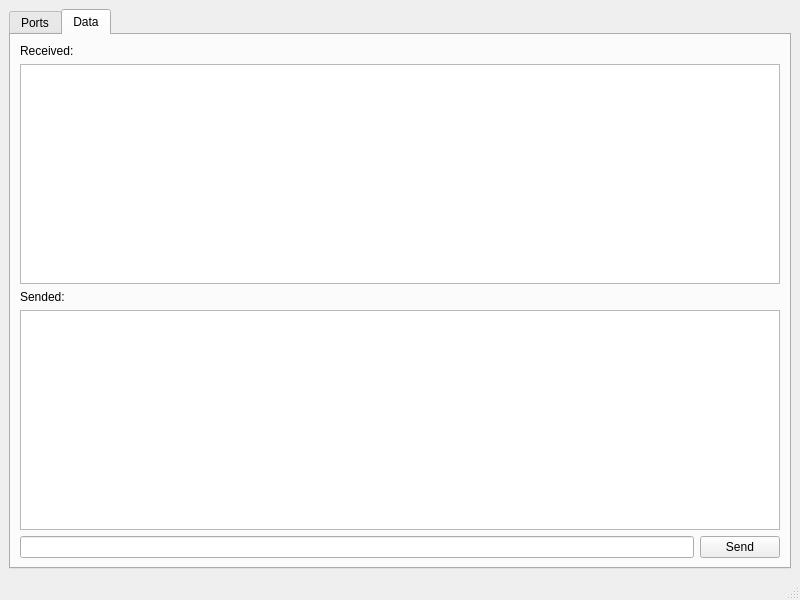
Before: the Qt Designer form mainwindow.ui in wh201906/SerialTest, drawn with Qt 5.
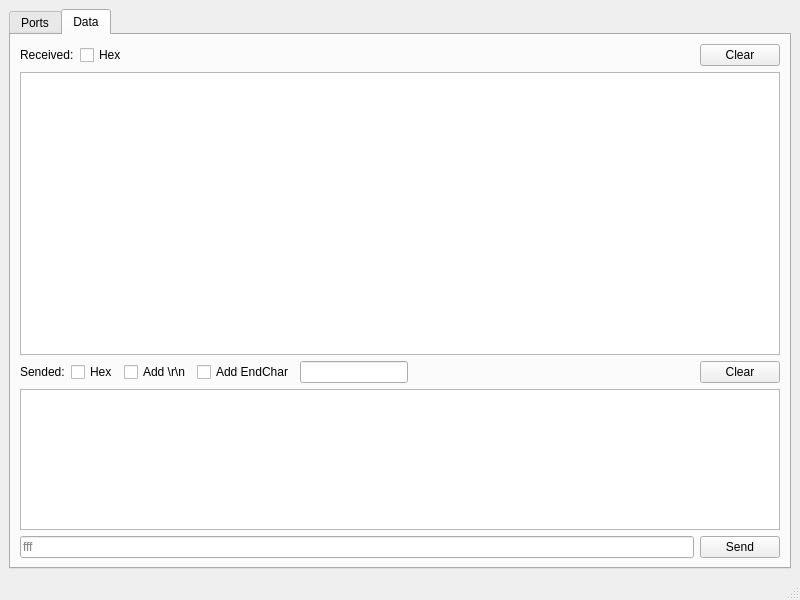
After: the same form once the commit is applied. The open tabs and pages were chosen to show the change.

```diff
--- a/mainwindow.ui
+++ b/mainwindow.ui
@@ -236,14 +236,57 @@
        </attribute>
        <layout class="QVBoxLayout" name="verticalLayout_3">
         <item>
-         <widget class="QLabel" name="label_3">
-          <property name="text">
-           <string>Received:</string>
-          </property>
-         </widget>
+         <layout class="QHBoxLayout" name="horizontalLayout_4">
+          <item>
+           <widget class="QLabel" name="label_3">
+            <property name="text">
+             <string>Received:</string>
+            </property>
+           </widget>
+          </item>
+          <item>
+           <widget class="QCheckBox" name="receivedHexBox">
+            <property name="text">
+             <string>Hex</string>
+            </property>
+           </widget>
+          </item>
+          <item>
+           <spacer name="horizontalSpacer_2">
+            <property name="orientation">
+             <enum>Qt::Horizontal</enum>
+            </property>
+            <property name="sizeHint" stdset="0">
+             <size>
+              <width>40</width>
+              <height>20</height>
+             </size>
+            </property>
+           </spacer>
+          </item>
+          <item>
+           <widget class="QPushButton" name="receivedClearButton">
+            <property name="sizePolicy">
+             <sizepolicy hsizetype="Minimum" vsizetype="Minimum">
+              <horstretch>0</horstretch>
+              <verstretch>0</verstretch>
+             </sizepolicy>
+            </property>
+            <property name="text">
+             <string>Clear</string>
+            </property>
+           </widget>
+          </item>
+         </layout>
         </item>
         <item>
          <widget class="QTextEdit" name="receivedEdit">
+          <property name="sizePolicy">
+           <sizepolicy hsizetype="Expanding" vsizetype="Expanding">
+            <horstretch>0</horstretch>
+            <verstretch>2</verstretch>
+           </sizepolicy>
+          </property>
           <property name="focusPolicy">
            <enum>Qt::NoFocus</enum>
           </property>
@@ -253,14 +296,87 @@
          </widget>
         </item>
         <item>
-         <widget class="QLabel" name="label_4">
-          <property name="text">
-           <string>Sended:</string>
-          </property>
-         </widget>
+         <layout class="QHBoxLayout" name="horizontalLayout_5">
+          <item>
+           <widget class="QLabel" name="label_4">
+            <property name="text">
+             <string>Sended:</string>
+            </property>
+           </widget>
+          </item>
+          <item>
+           <widget class="QCheckBox" name="sendedHexBox">
+            <property name="text">
+             <string>Hex</string>
+            </property>
+           </widget>
+          </item>
+          <item>
+           <widget class="QCheckBox" name="sendedAddCRLFBox">
+            <property name="text">
+             <string>Add \r\n</string>
+            </property>
+           </widget>
+          </item>
+          <item>
+           <widget class="QCheckBox" name="sendedAddEndCharBox">
+            <property name="text">
+             <string>Add EndChar</string>
+            </property>
+           </widget>
+          </item>
+          <item>
+           <widget class="QLineEdit" name="sendedEncCharEdit">
+            <property name="sizePolicy">
+             <sizepolicy hsizetype="Minimum" vsizetype="Fixed">
+              <horstretch>0</horstretch>
+              <verstretch>0</verstretch>
+             </sizepolicy>
+            </property>
+            <property name="maxLength">
+             <number>1</number>
+            </property>
+           </widget>
+          </item>
+          <item>
+           <spacer name="horizontalSpacer_3">
+            <property name="orientation">
+             <enum>Qt::Horizontal</enum>
+            </property>
+            <property name="sizeType">
+             <enum>QSizePolicy::Expanding</enum>
+            </property>
+            <property name="sizeHint" stdset="0">
+             <size>
+              <width>40</width>
+              <height>20</height>
+             </size>
+            </property>
+           </spacer>
+          </item>
+          <item>
+           <widget class="QPushButton" name="sendedButton">
+            <property name="sizePolicy">
+             <sizepolicy hsizetype="Minimum" vsizetype="Minimum">
+              <horstretch>0</horstretch>
+              <verstretch>0</verstretch>
+             </sizepolicy>
+            </property>
+            <property name="text">
+             <string>Clear</string>
+            </property>
+           </widget>
+          </item>
+         </layout>
         </item>
         <item>
          <widget class="QTextEdit" name="sendedEdit">
+          <property name="sizePolicy">
+           <sizepolicy hsizetype="Expanding" vsizetype="Expanding">
+            <horstretch>0</horstretch>
+            <verstretch>1</verstretch>
+           </sizepolicy>
+          </property>
           <property name="focusPolicy">
            <enum>Qt::NoFocus</enum>
           </property>
@@ -272,7 +388,14 @@
         <item>
          <layout class="QHBoxLayout" name="horizontalLayout_3">
           <item>
-           <widget class="QLineEdit" name="sendEdit"/>
+           <widget class="QLineEdit" name="sendEdit">
+            <property name="placeholderText">
+             <string>fff</string>
+            </property>
+            <property name="clearButtonEnabled">
+             <bool>true</bool>
+            </property>
+           </widget>
           </item>
           <item>
            <widget class="QPushButton" name="sendButton">
```
Left out of the diff: 2 changed lines with no effect on the pictures.
